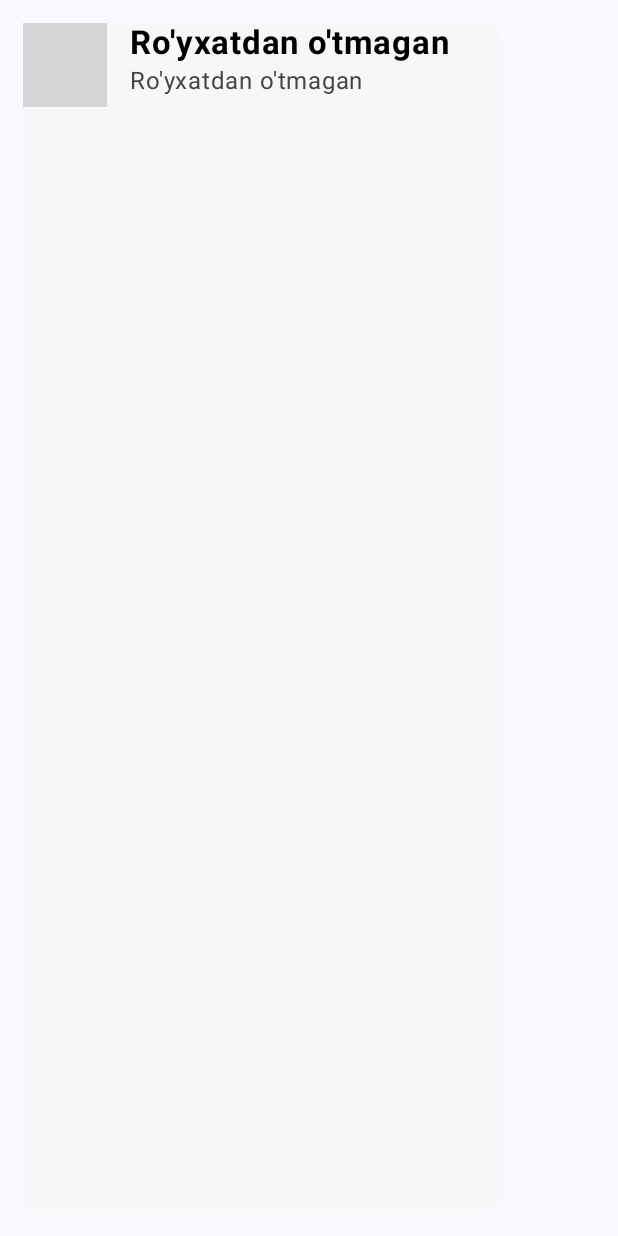
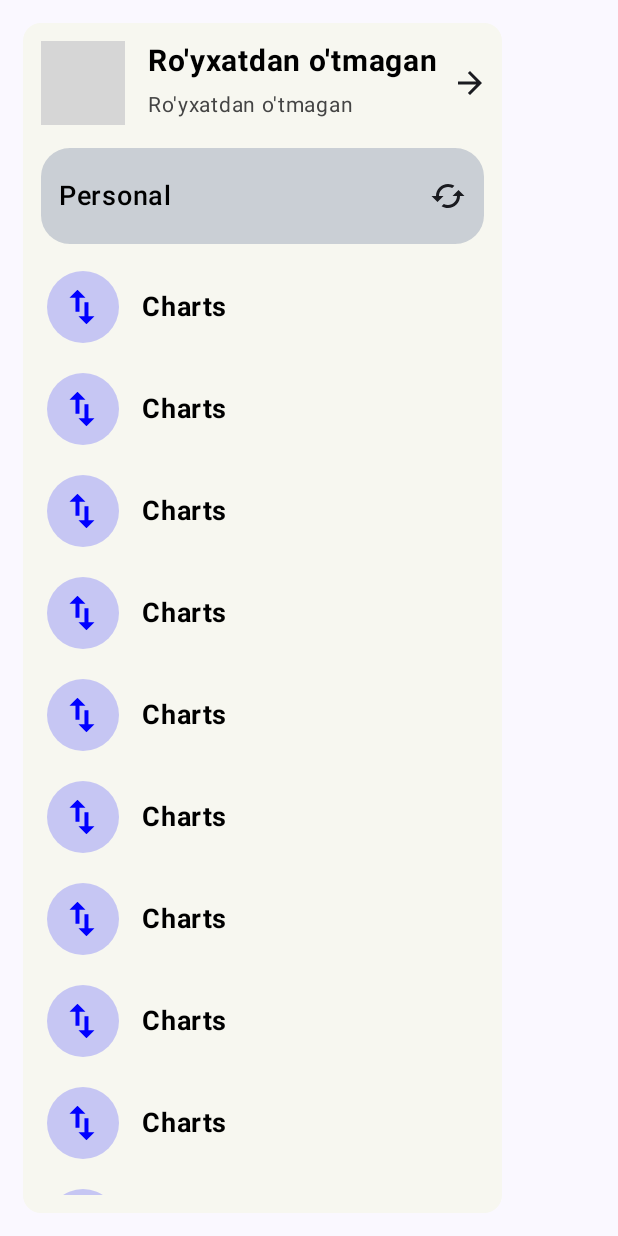
Before and after one commit to jamshidisoqov/Money-Manager, an Android app built with Jetpack Compose: the composable MainDrawerContent called with empty values, on a phone screen of 412 x 824 dp. Run offline under Robolectric (Android 15) with nearby library versions, the phone set to English and light mode, and no system bars; 2 statements that could not run were skipped; grey boxes are pictures that could not be loaded.

Commit message:
MainDrawerContent has finished

```diff
--- a/app/src/main/java/uz/uni_team/money_manager/ui/screens/langugage/LanguageScreen.kt
+++ b/app/src/main/java/uz/uni_team/money_manager/ui/screens/langugage/LanguageScreen.kt
@@ -35,6 +35,7 @@ import uz.uni_team.money_manager.ui.composables.Spacer50Dp
 import uz.uni_team.money_manager.ui.composables.language.LanguageItem
 import uz.uni_team.money_manager.ui.composables.language.Languages
 import uz.uni_team.money_manager.ui.screens.login.LoginScreen
+import uz.uni_team.money_manager.ui.screens.main.MainScreen
 
 class LanguageScreen : AndroidScreen() {
     @Composable
@@ -105,7 +106,7 @@ fun LanguageScreenContent() {
                     .fillMaxWidth(),
                 languages = language
             ) {
-                navigator.push(LoginScreen())
+                navigator.push(MainScreen())
             }
             Spacer2Dp()
         }
--- a/app/src/main/java/uz/uni_team/money_manager/ui/screens/main/drawer/DrawerItem.kt
+++ b/app/src/main/java/uz/uni_team/money_manager/ui/screens/main/drawer/DrawerItem.kt
@@ -4,31 +4,53 @@ import androidx.annotation.DrawableRes
 import androidx.annotation.StringRes
 import androidx.compose.foundation.Image
 import androidx.compose.foundation.background
+import androidx.compose.foundation.clickable
 import androidx.compose.foundation.layout.Box
 import androidx.compose.foundation.layout.Row
+import androidx.compose.foundation.layout.fillMaxSize
+import androidx.compose.foundation.layout.fillMaxWidth
+import androidx.compose.foundation.layout.padding
 import androidx.compose.foundation.layout.size
+import androidx.compose.foundation.lazy.LazyColumn
+import androidx.compose.foundation.shape.CircleShape
+import androidx.compose.foundation.shape.RoundedCornerShape
 import androidx.compose.material3.Text
 import androidx.compose.runtime.Composable
 import androidx.compose.ui.Alignment
 import androidx.compose.ui.Modifier
+import androidx.compose.ui.draw.clip
 import androidx.compose.ui.graphics.Color
 import androidx.compose.ui.graphics.ColorFilter
 import androidx.compose.ui.res.painterResource
 import androidx.compose.ui.res.stringResource
 import androidx.compose.ui.text.font.FontWeight
+import androidx.compose.ui.tooling.preview.Preview
 import androidx.compose.ui.unit.dp
 import androidx.compose.ui.unit.sp
+import uz.uni_team.money_manager.R
+import uz.uni_team.money_manager.providers.theme.MoneyManagerTheme
 import uz.uni_team.money_manager.ui.composables.Spacer15Dp
 
 @Composable
 fun DrawerItem(
-    modifier: Modifier, @DrawableRes iconId: Int, iconColor: Color, @StringRes titleId: Int
+    modifier: Modifier,
+    @DrawableRes iconId: Int,
+    iconColor: Color,
+    @StringRes titleId: Int,
+    onSelectedDrawerItem:()->Unit
 ) {
-    Row(modifier = modifier, verticalAlignment = Alignment.CenterVertically) {
+    Row(
+        modifier = modifier
+            .clip(RoundedCornerShape(12.dp))
+            .clickable {}
+            .padding(horizontal = 4.dp, vertical = 8.dp)
+        , verticalAlignment = Alignment.CenterVertically
+    ) {
         Box(
             modifier = Modifier
                 .size(48.dp)
-                .background(color = iconColor.copy(alpha = 0.2f))
+                .background(color = iconColor.copy(alpha = 0.2f), shape = CircleShape),
+            contentAlignment = Alignment.Center
         ) {
             Image(
                 painter = painterResource(id = iconId),
@@ -47,3 +69,24 @@ fun DrawerItem(
         )
     }
 }
+
+@Preview(showBackground = true, showSystemUi = true)
+@Composable
+fun DrawerItemPreview() {
+    MoneyManagerTheme(dynamicColor = false) {
+        LazyColumn(modifier = Modifier.fillMaxSize()) {
+            items(count = 10) {
+                DrawerItem(
+                    modifier = Modifier
+                        .padding(horizontal = 4.dp, vertical = 2.dp)
+                        .fillMaxWidth(),
+                    iconId = R.drawable.ic_charts,
+                    iconColor = Color.Blue,
+                    titleId = R.string.charts
+                ){
+
+                }
+            }
+        }
+    }
+}
--- a/app/src/main/java/uz/uni_team/money_manager/ui/screens/main/drawer/MainDrawerContent.kt
+++ b/app/src/main/java/uz/uni_team/money_manager/ui/screens/main/drawer/MainDrawerContent.kt
@@ -5,23 +5,37 @@ import androidx.compose.foundation.layout.Arrangement
 import androidx.compose.foundation.layout.Column
 import androidx.compose.foundation.layout.Row
 import androidx.compose.foundation.layout.fillMaxHeight
+import androidx.compose.foundation.layout.fillMaxSize
 import androidx.compose.foundation.layout.fillMaxWidth
+import androidx.compose.foundation.layout.heightIn
 import androidx.compose.foundation.layout.padding
 import androidx.compose.foundation.layout.size
 import androidx.compose.foundation.layout.width
+import androidx.compose.foundation.lazy.LazyColumn
 import androidx.compose.foundation.shape.RoundedCornerShape
+import androidx.compose.material3.Icon
+import androidx.compose.material3.IconButton
+import androidx.compose.material3.MaterialTheme
 import androidx.compose.material3.Text
 import androidx.compose.runtime.Composable
+import androidx.compose.ui.Alignment
 import androidx.compose.ui.Modifier
 import androidx.compose.ui.draw.clip
 import androidx.compose.ui.graphics.Color
+import androidx.compose.ui.res.painterResource
 import androidx.compose.ui.res.stringResource
 import androidx.compose.ui.text.font.FontWeight
+import androidx.compose.ui.tooling.preview.Preview
 import androidx.compose.ui.unit.dp
 import androidx.compose.ui.unit.sp
 import coil.compose.AsyncImage
 import uz.uni_team.money_manager.R
+import uz.uni_team.money_manager.providers.theme.MoneyManagerTheme
+import uz.uni_team.money_manager.ui.composables.FillAvailableSpace
+import uz.uni_team.money_manager.ui.composables.Spacer12Dp
 import uz.uni_team.money_manager.ui.composables.Spacer15Dp
+import uz.uni_team.money_manager.ui.composables.Spacer5Dp
+import uz.uni_team.money_manager.ui.composables.Spacer8Dp
 
 @Composable
 fun MainDrawerContent(
@@ -37,34 +51,114 @@ fun MainDrawerContent(
             .width(350.dp)
             .padding(15.dp)
             .clip(RoundedCornerShape(12.dp))
-            .background(Color(0xFFF7F7F7))
+            .background(Color(0xFFF7F7F0))
     ) {
+        Spacer12Dp()
         Row(
             modifier = Modifier
                 .fillMaxWidth()
-                .clip(RoundedCornerShape(12.dp))
+                .clip(RoundedCornerShape(12.dp)),
+            verticalAlignment = Alignment.CenterVertically
         ) {
+            Spacer12Dp()
             AsyncImage(
                 model = userInfo?.imageUrl,
                 contentDescription = null,
                 modifier = Modifier
                     .size(56.dp)
-                    .clip(RoundedCornerShape(12.dp))
+                    .clip(RoundedCornerShape(percent = 30)),
+                placeholder = painterResource(id = R.drawable.logo)
             )
+
             Spacer15Dp()
+
             Column(verticalArrangement = Arrangement.SpaceEvenly) {
                 Text(
                     text = userInfo?.name ?: stringResource(id = R.string.not_register),
-                    fontSize = 22.sp,
-                    fontWeight = FontWeight.Bold,
+                    fontSize = 20.sp,
+                    fontWeight = FontWeight.W700,
                     color = Color.Black
                 )
+                Spacer5Dp()
                 Text(
                     text = userInfo?.phoneNumber ?: stringResource(id = R.string.not_register),
-                    fontSize = 16.sp,
+                    fontSize = 14.sp,
                     color = Color.DarkGray
                 )
             }
+
+            FillAvailableSpace()
+            IconButton(onClick = {}) {
+                Icon(
+                    painter = painterResource(id = R.drawable.ic_forward), contentDescription = ""
+                )
+            }
+            Spacer12Dp()
+        }
+
+        Spacer15Dp()
+
+        Row(
+            modifier = Modifier
+                .padding(horizontal = 12.dp)
+                .fillMaxWidth()
+                .heightIn(min = 56.dp)
+                .clip(RoundedCornerShape(percent = 30))
+                .background(color = MaterialTheme.colorScheme.primary.copy(alpha = 0.22f))
+                .padding(start = 12.dp, top = 8.dp, bottom = 8.dp),
+            verticalAlignment = Alignment.CenterVertically
+        ) {
+            Text(
+                text = "Personal",
+                color = Color.Black,
+                fontSize = 18.sp,
+                fontWeight = FontWeight.W500
+            )
+            FillAvailableSpace()
+            IconButton(onClick = {
+
+            }) {
+                Icon(
+                    painter = painterResource(id = R.drawable.ic_convert), contentDescription = ""
+                )
+            }
+        }
+
+       Spacer8Dp()
+
+        LazyColumn(
+            modifier = Modifier
+                .fillMaxWidth()
+                .weight(1f)
+        ) {
+            items(count = 10) {
+                DrawerItem(
+                    modifier = Modifier
+                        .padding(horizontal = 12.dp, vertical = 2.dp)
+                        .fillMaxWidth(),
+                    iconId = R.drawable.ic_charts,
+                    iconColor = Color.Blue,
+                    titleId = R.string.charts
+                ) {
+
+                }
+            }
+        }
+
+        Spacer12Dp()
+    }
+}
+
+@Preview(showSystemUi = true, showBackground = true)
+@Composable
+fun MainContentPreview() {
+    MoneyManagerTheme(dynamicColor = false) {
+        Column(modifier = Modifier.fillMaxSize()) {
+            MainDrawerContent(userInfo = UserInfo("", "Jamshid Isoqov", "+99890 714 41 02"),
+                accountType = AccountType(),
+                onProfileClick = { },
+                onChangeAccount = {},
+                onMainTypeClick = {})
         }
     }
 }
--- /dev/null
+++ b/app/src/main/res/drawable/ic_charts.xml
@@ -0,0 +1,7 @@
+<vector android:height="24dp" android:viewportHeight="22"
+    android:viewportWidth="22" android:width="24dp" xmlns:android="http://schemas.android.com/apk/res/android">
+    <group>
+        <clip-path android:pathData="M0.4,0.44h21.12v21.12h-21.12z"/>
+        <path android:fillColor="#6065D7" android:pathData="M14.339,16.608V8.067H11.899V16.608H8.238L13.119,21.49L18,16.608H14.339ZM7.628,0.44L2.747,5.321H6.407V13.863H8.848V5.321H12.509L7.628,0.44Z"/>
+    </group>
+</vector>
--- /dev/null
+++ b/app/src/main/res/drawable/ic_convert.xml
@@ -0,0 +1,5 @@
+<vector android:height="24dp" android:tint="#000000"
+    android:viewportHeight="24" android:viewportWidth="24"
+    android:width="24dp" xmlns:android="http://schemas.android.com/apk/res/android">
+    <path android:fillColor="@android:color/white" android:pathData="M19,8l-4,4h3c0,3.31 -2.69,6 -6,6 -1.01,0 -1.97,-0.25 -2.8,-0.7l-1.46,1.46C8.97,19.54 10.43,20 12,20c4.42,0 8,-3.58 8,-8h3l-4,-4zM6,12c0,-3.31 2.69,-6 6,-6 1.01,0 1.97,0.25 2.8,0.7l1.46,-1.46C15.03,4.46 13.57,4 12,4c-4.42,0 -8,3.58 -8,8H1l4,4 4,-4H6z"/>
+</vector>
--- /dev/null
+++ b/app/src/main/res/drawable/ic_forward.xml
@@ -0,0 +1,5 @@
+<vector android:autoMirrored="true" android:height="24dp"
+    android:tint="#000000" android:viewportHeight="24"
+    android:viewportWidth="24" android:width="24dp" xmlns:android="http://schemas.android.com/apk/res/android">
+    <path android:fillColor="@android:color/white" android:pathData="M12,4l-1.41,1.41L16.17,11H4v2h12.17l-5.58,5.59L12,20l8,-8z"/>
+</vector>
--- a/app/src/main/res/values/strings.xml
+++ b/app/src/main/res/values/strings.xml
@@ -29,5 +29,7 @@
 
     <!--Main screen-->
     <string name="not_register">Ro\'yxatdan o\'tmagan</string>
+    <string name="charts">Charts</string>
+
 
 </resources>
```
